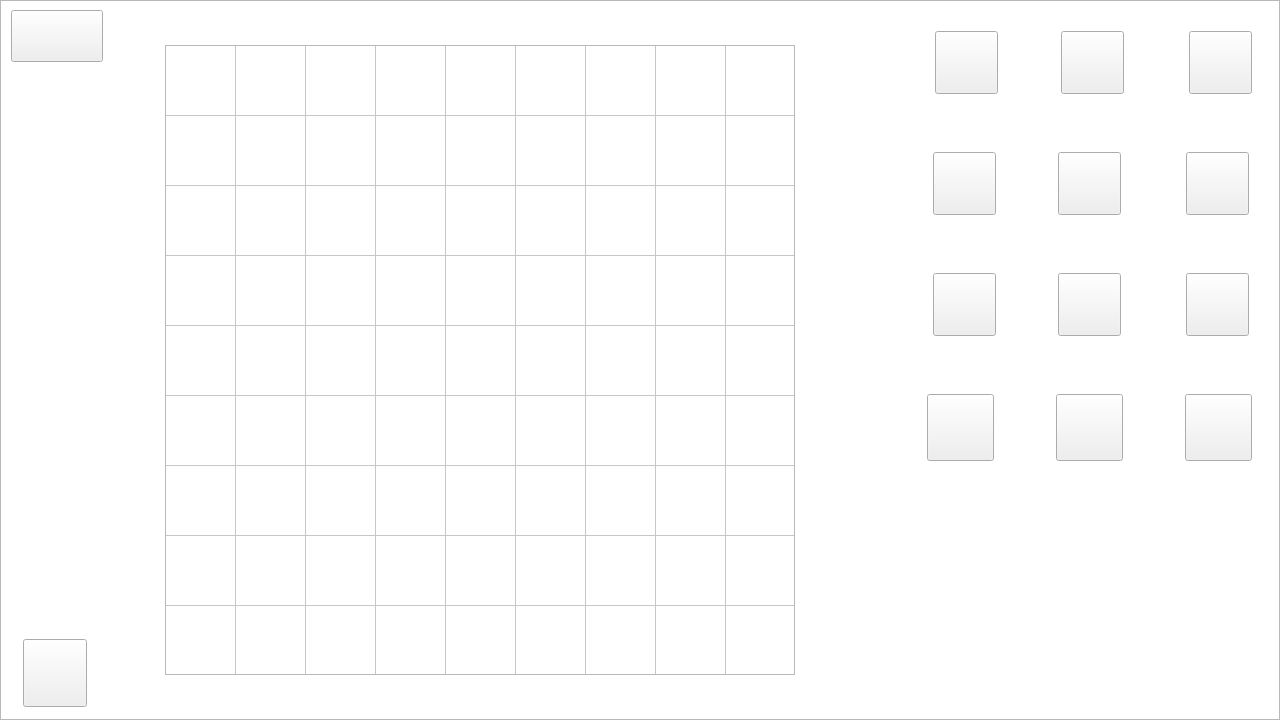
First picture: the form in ui/GameWindow.ui, repository Sam-Gold-See/1, before the edit.
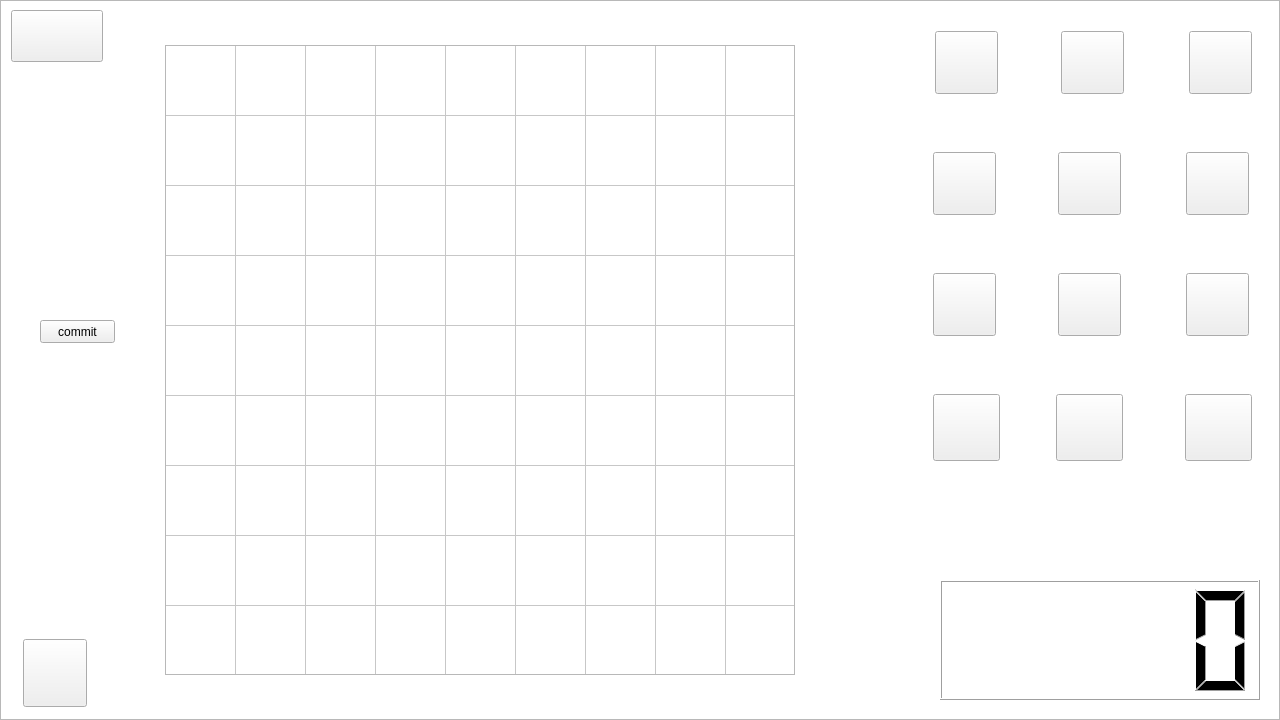
Second picture: the form after the edit. Icons and pictures are not drawn.

Commit message: 实现了GameWindow窗口的难度显示、计时器功能

Diff of the .ui file:
```diff
--- a/ui/GameWindow.ui
+++ b/ui/GameWindow.ui
@@ -305,7 +305,7 @@
   <widget class="QPushButton" name="buttonWithdraw">
    <property name="geometry">
     <rect>
-     <x>927</x>
+     <x>933</x>
      <y>394</y>
      <width>67</width>
      <height>67</height>
@@ -566,6 +566,42 @@
     <string/>
    </property>
   </widget>
+  <widget class="QLCDNumber" name="lcdTime">
+   <property name="geometry">
+    <rect>
+     <x>940</x>
+     <y>580</y>
+     <width>320</width>
+     <height>120</height>
+    </rect>
+   </property>
+  </widget>
+  <widget class="QLabel" name="labelModeLevel">
+   <property name="geometry">
+    <rect>
+     <x>920</x>
+     <y>470</y>
+     <width>355</width>
+     <height>101</height>
+    </rect>
+   </property>
+   <property name="text">
+    <string/>
+   </property>
+  </widget>
+  <widget class="QPushButton" name="buttonCommit">
+   <property name="geometry">
+    <rect>
+     <x>40</x>
+     <y>320</y>
+     <width>75</width>
+     <height>23</height>
+    </rect>
+   </property>
+   <property name="text">
+    <string>commit</string>
+   </property>
+  </widget>
  </widget>
  <resources/>
  <connections/>
```
The commit also changes 8 other files.
